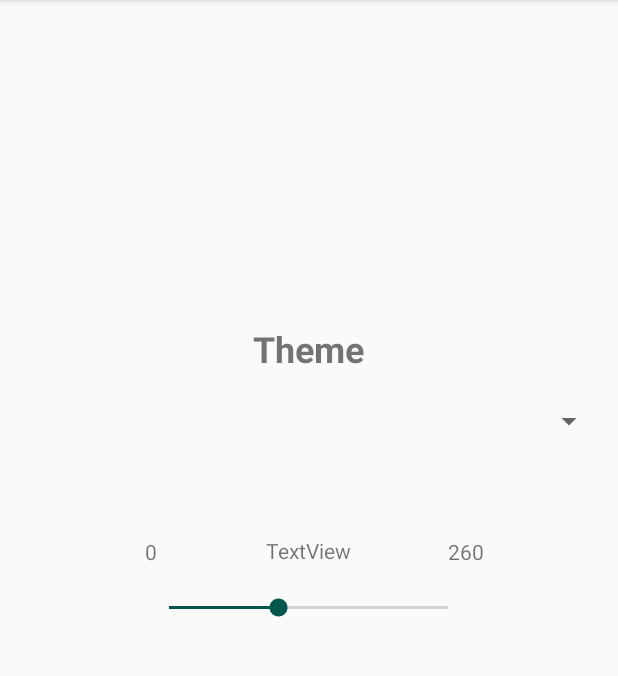
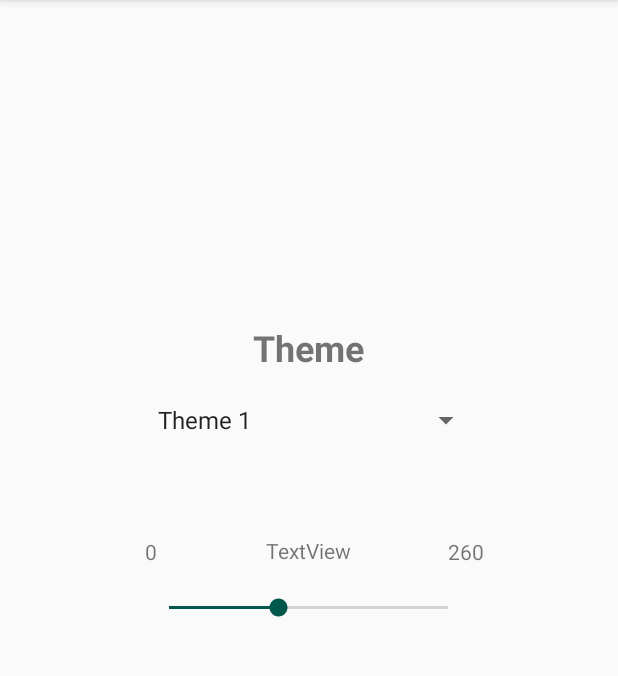
Before and after one commit to institut-galilee/Immersion_projects, an Android app: the ActivityMain2 screen opened directly, with no data from a screen before it, on a phone screen of 412 x 824 dp, the part 84-760 px from its top. Run offline under Robolectric (Android 15) with nearby library versions, the phone set to English and light mode, and no system bars.

Commit message:
Seekbar page ActivityMain2

```diff
--- a/MyApplication/app/src/main/java/com/example/myapplication/ActivityMain2.java
+++ b/MyApplication/app/src/main/java/com/example/myapplication/ActivityMain2.java
@@ -4,7 +4,9 @@ import android.graphics.Color;
 import android.os.Bundle;
 import android.support.v7.app.AppCompatActivity;
 import android.Manifest;
+import android.widget.ArrayAdapter;
 import android.widget.SeekBar;
+import android.widget.Spinner;
 
 public class ActivityMain2 extends AppCompatActivity {
 
@@ -15,8 +17,17 @@ public class ActivityMain2 extends AppCompatActivity {
     protected void onCreate(Bundle savedInstanceState) {
         super.onCreate(savedInstanceState);
         setContentView(R.layout.activity_main2);
+        Spinner spinner = (Spinner) findViewById(R.id.spinner);
+        // Create an ArrayAdapter using the string array and a default spinner layout
+        ArrayAdapter<CharSequence> adapter = ArrayAdapter.createFromResource(this, R.array.Theme, android.R.layout.simple_spinner_item);
+        // Specify the layout to use when the list of choices appears
+        adapter.setDropDownViewResource(android.R.layout.simple_spinner_dropdown_item);
+        // Apply the adapter to the spinner
+        spinner.setAdapter(adapter);
     }
 
 
 
+
+
 }
--- a/MyApplication/app/src/main/res/layout/activity_main2.xml
+++ b/MyApplication/app/src/main/res/layout/activity_main2.xml
@@ -163,20 +163,20 @@
 
     <Spinner
         android:id="@+id/spinner"
-        android:layout_width="395dp"
-        android:layout_height="wrap_content"
-        android:layout_marginStart="8dp"
-        android:layout_marginLeft="8dp"
+        android:layout_width="224dp"
+        android:layout_height="24dp"
+        android:layout_marginStart="96dp"
+        android:layout_marginLeft="96dp"
         android:layout_marginTop="8dp"
         android:layout_marginEnd="8dp"
         android:layout_marginRight="8dp"
         android:layout_marginBottom="8dp"
         app:layout_constraintBottom_toBottomOf="parent"
         app:layout_constraintEnd_toEndOf="parent"
-        app:layout_constraintHorizontal_bias="0.0"
+        app:layout_constraintHorizontal_bias="0.012"
         app:layout_constraintStart_toStartOf="parent"
         app:layout_constraintTop_toTopOf="parent"
-        app:layout_constraintVertical_bias="0.358" />
+        app:layout_constraintVertical_bias="0.357" />
 
     <TextView
         android:id="@+id/textView12"
--- a/MyApplication/app/src/main/res/values/strings.xml
+++ b/MyApplication/app/src/main/res/values/strings.xml
@@ -2,4 +2,11 @@
     <string name="app_name">My Application</string>
     <string name="recherche">Rechercher des périphériques ...</string>
     <string name="rech">rechercher</string>
+    <string-array name="Theme">
+        <item>Theme 1</item>
+        <item>Theme 2</item>
+        <item>Theme 3</item>
+        <item>Theme 4</item>
+        <item>Theme 5</item>
+    </string-array>
 </resources>
```
